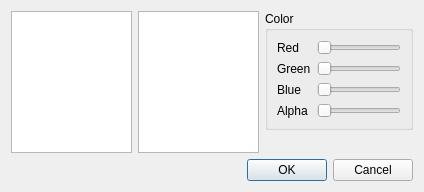
rbarreiros/vstboard, file src/common/views/viewconfigdialog.ui: the form before one commit.
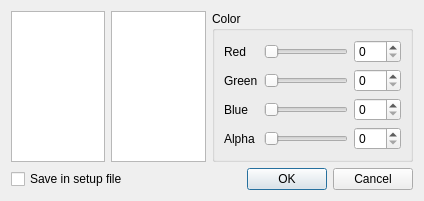
The form after the commit.

```diff
--- a/src/common/views/viewconfigdialog.ui
+++ b/src/common/views/viewconfigdialog.ui
@@ -7,7 +7,7 @@
     <x>0</x>
     <y>0</y>
     <width>424</width>
-    <height>192</height>
+    <height>194</height>
    </rect>
   </property>
   <property name="windowTitle">
@@ -61,6 +61,13 @@
               </property>
              </widget>
             </item>
+            <item>
+             <widget class="QSpinBox" name="RedSpinBox">
+              <property name="maximum">
+               <number>255</number>
+              </property>
+             </widget>
+            </item>
            </layout>
           </item>
           <item>
@@ -88,6 +95,13 @@
               </property>
              </widget>
             </item>
+            <item>
+             <widget class="QSpinBox" name="GreenSpinBox">
+              <property name="maximum">
+               <number>255</number>
+              </property>
+             </widget>
+            </item>
            </layout>
           </item>
           <item>
@@ -115,6 +129,13 @@
               </property>
              </widget>
             </item>
+            <item>
+             <widget class="QSpinBox" name="BlueSpinBox">
+              <property name="maximum">
+               <number>255</number>
+              </property>
+             </widget>
+            </item>
            </layout>
           </item>
           <item>
@@ -142,6 +163,13 @@
               </property>
              </widget>
             </item>
+            <item>
+             <widget class="QSpinBox" name="AlphaSpinBox">
+              <property name="maximum">
+               <number>255</number>
+              </property>
+             </widget>
+            </item>
            </layout>
           </item>
          </layout>
@@ -169,14 +197,31 @@
     </layout>
    </item>
    <item>
-    <widget class="QDialogButtonBox" name="buttonBox">
-     <property name="orientation">
-      <enum>Qt::Horizontal</enum>
-     </property>
-     <property name="standardButtons">
-      <set>QDialogButtonBox::Cancel|QDialogButtonBox::Ok</set>
-     </property>
-    </widget>
+    <layout class="QHBoxLayout" name="horizontalLayout_6">
+     <item>
+      <widget class="QCheckBox" name="checkSavedInSetupFile">
+       <property name="text">
+        <string>Save in setup file</string>
+       </property>
+      </widget>
+     </item>
+     <item>
+      <widget class="QDialogButtonBox" name="buttonBox">
+       <property name="sizePolicy">
+        <sizepolicy hsizetype="Fixed" vsizetype="Fixed">
+         <horstretch>0</horstretch>
+         <verstretch>0</verstretch>
+        </sizepolicy>
+       </property>
+       <property name="orientation">
+        <enum>Qt::Horizontal</enum>
+       </property>
+       <property name="standardButtons">
+        <set>QDialogButtonBox::Cancel|QDialogButtonBox::Ok</set>
+       </property>
+      </widget>
+     </item>
+    </layout>
    </item>
   </layout>
  </widget>
```
Left out of the diff: 142 changed lines with no effect on the pictures.
